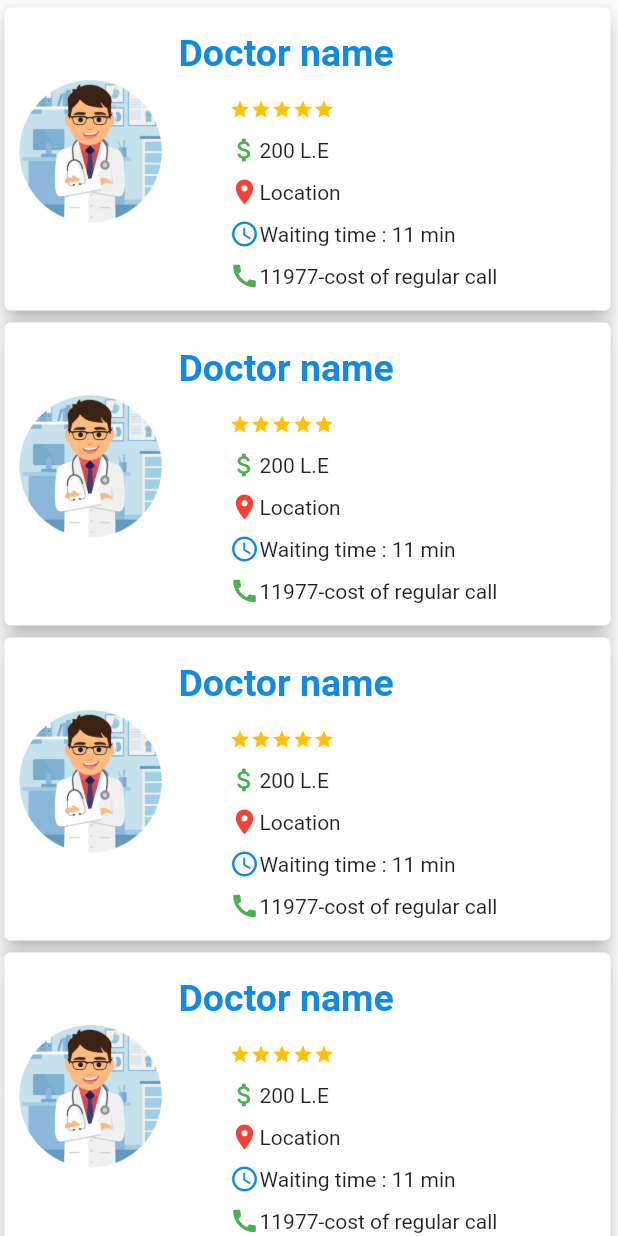
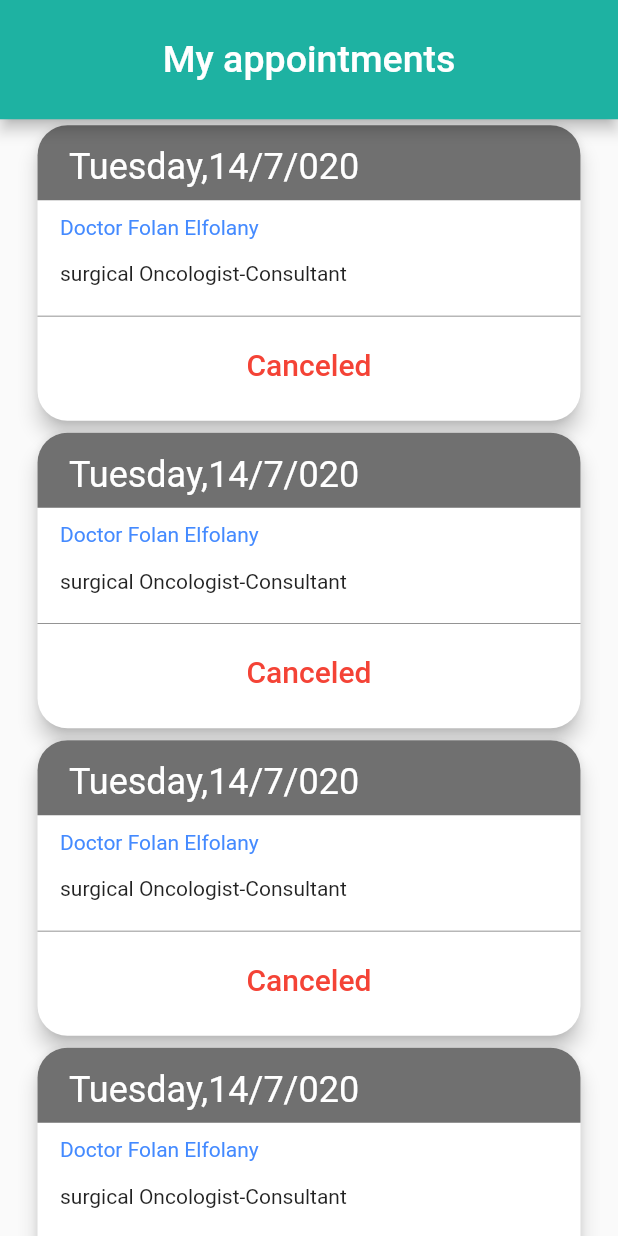
Before and after one commit to miroohussein/patient-tracker, a Flutter app: the screen it shows after launch, on a phone screen of 412 x 824 dp. Run offline on Flutter 3.47's test engine with Material 2 defaults, Android fonts, the light colour scheme and no system bars; drawn by our look-alikes of flutter_rating_bar.

Commit message:
appointments page

```diff
--- a/patient_tracker/lib/main.dart
+++ b/patient_tracker/lib/main.dart
@@ -4,11 +4,12 @@ import 'package:patient_tracker/ui/DRandPATIENTwelcomepages/PATIENTwelcomepage.d
 import 'package:patient_tracker/ui/DRandPATIENTwelcomepages/DRwelcomepage.dart';
 import 'package:patient_tracker/ui/Doctors%20page/Doctors%20page.dart';
 import 'package:patient_tracker/ui/Sign_inPAGE/sign_in.dart';
+import 'package:patient_tracker/ui/appointments/Appointments.dart';
 import 'package:patient_tracker/ui/home_page/home_page.dart';
 
 void main() {
   runApp(MaterialApp(debugShowCheckedModeBanner: false,
-    home: doctors_page()));
+    home: appointments()));
 }
 
 class MyApp extends StatelessWidget {
--- /dev/null
+++ b/patient_tracker/lib/ui/appointments/Appointments.dart
@@ -0,0 +1,139 @@
+
+import 'package:flutter/cupertino.dart';
+import 'package:flutter/material.dart';
+
+class appointments extends StatelessWidget {
+  Color mainColor = Color.fromRGBO(19, 138, 222,1);
+
+  @override
+  Widget build(BuildContext context) {
+    return Scaffold(
+      appBar: AppBar(
+        backgroundColor: Color.fromRGBO(30, 178, 162,1),
+        title: Center(
+          child: Text("My appointments",style: TextStyle(
+           color: Colors.white,
+            fontSize: 25,
+          ),),
+
+        ),
+        toolbarHeight: 79.5,
+      ),
+      body: ListView.builder(itemCount: 5, itemBuilder:( BuildContext context,int index) {
+        return Stack(
+
+          children:<Widget>[
+
+            Center(
+              child: Container(
+
+                height: 205,
+                width: 370,
+                child: Card(
+                     shape: RoundedRectangleBorder(borderRadius: BorderRadius.circular(20)),
+
+                  elevation:5.5 ,
+                  color: Colors.white,
+
+                  child: Column(
+                    children:<Widget>[
+
+                      Container(
+                        decoration: BoxDecoration(borderRadius: BorderRadius.only(topLeft: Radius.circular(20),topRight: Radius.circular(20),),   color: Color.fromRGBO(112, 112, 112,1),),
+                      height: 50,
+                      width: 400,
+
+                        child: Padding(
+                          padding: const EdgeInsets.fromLTRB(5, 0, 10, 5),
+                          child: ListTile(
+
+                            title:
+                             Text("Tuesday,14/7/020" ,style: TextStyle(color:Colors.white, fontSize:24,),),
+
+                            ),
+                        ),
+                      ),
+
+
+
+                      Container(
+
+                        child: Row(
+                          children:<Widget>[
+
+
+                            Padding(
+                              padding:const EdgeInsets.fromLTRB(15, 10, 10, 5),
+                              child: Text("Doctor Folan Elfolany",style: TextStyle(color: Colors.blueAccent),),
+                            ),
+
+                          ],
+
+                        ),
+                      ),
+                      Container(
+
+                        child: Row(
+                          children:<Widget>[
+
+                            Padding(
+                              padding: const EdgeInsets.fromLTRB(15, 10, 10, 20),
+                              child: Text("surgical Oncologist-Consultant"),
+                            ),
+                          ],
+
+                        ),
+                      ),
+
+                      Container(
+                        width: 400,
+                        height: 0.5,
+                        color: Color.fromRGBO(112, 112, 112,1),
+
+                      ),
+
+
+
+
+                         Center(
+                          child: ButtonBar(
+                              alignment: MainAxisAlignment.center,
+
+                              children: [TextButton(onPressed: () {}, child: Center(child: Text("Canceled",style: TextStyle(color: Colors.red,fontSize: 20,),)))]
+
+
+
+
+                          ),
+                        ),
+
+
+          ],
+
+        ),
+        ),
+        ),
+            ),
+        ],
+        );
+
+
+
+
+      }
+
+
+
+
+
+
+      ),
+
+
+
+
+
+
+    );
+  }
+}
```
Also changed, not shown: 3 other files.
